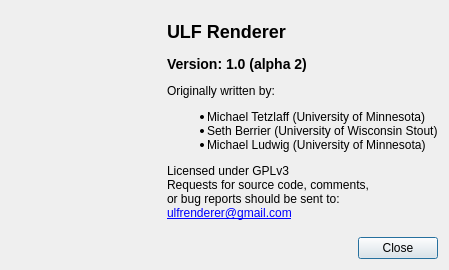
This is Java/ReflectanceAcquisition/qtForms/ULFRendererAbout.ui in michaelt919/Kintsugi3DBuilder as Qt 5 draws it before an edit. The edited form follows.
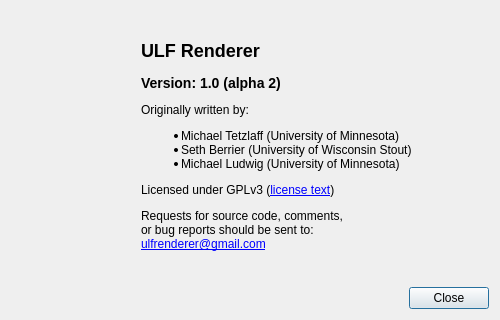
This is the edited form. Icons and pictures are not drawn.

Commit message: Adjusting icons so they can be used as image resources, lots of updates to help system, about dialog loads image now.

```diff
--- a/Java/ReflectanceAcquisition/qtForms/ULFRendererAbout.ui
+++ b/Java/ReflectanceAcquisition/qtForms/ULFRendererAbout.ui
@@ -6,20 +6,20 @@
    <rect>
     <x>0</x>
     <y>0</y>
-    <width>449</width>
-    <height>270</height>
+    <width>500</width>
+    <height>320</height>
    </rect>
   </property>
   <property name="minimumSize">
    <size>
-    <width>449</width>
-    <height>270</height>
+    <width>500</width>
+    <height>320</height>
    </size>
   </property>
   <property name="maximumSize">
    <size>
-    <width>449</width>
-    <height>270</height>
+    <width>500</width>
+    <height>320</height>
    </size>
   </property>
   <property name="windowTitle">
@@ -32,14 +32,67 @@
       <number>10</number>
      </property>
      <item>
-      <widget class="QLabel" name="iconLabel">
-       <property name="text">
-        <string/>
+      <layout class="QVBoxLayout" name="verticalLayout_2">
+       <property name="leftMargin">
+        <number>0</number>
        </property>
-      </widget>
+       <item>
+        <widget class="QLabel" name="iconLabel">
+         <property name="sizePolicy">
+          <sizepolicy hsizetype="Fixed" vsizetype="Fixed">
+           <horstretch>0</horstretch>
+           <verstretch>0</verstretch>
+          </sizepolicy>
+         </property>
+         <property name="minimumSize">
+          <size>
+           <width>120</width>
+           <height>120</height>
+          </size>
+         </property>
+         <property name="maximumSize">
+          <size>
+           <width>120</width>
+           <height>120</height>
+          </size>
+         </property>
+         <property name="text">
+          <string/>
+         </property>
+         <property name="pixmap">
+          <pixmap>../icons/icon.png</pixmap>
+         </property>
+         <property name="scaledContents">
+          <bool>true</bool>
+         </property>
+         <property name="alignment">
+          <set>Qt::AlignLeading|Qt::AlignLeft|Qt::AlignVCenter</set>
+         </property>
+        </widget>
+       </item>
+       <item>
+        <spacer name="verticalSpacer">
+         <property name="orientation">
+          <enum>Qt::Vertical</enum>
+         </property>
+         <property name="sizeHint" stdset="0">
+          <size>
+           <width>20</width>
+           <height>40</height>
+          </size>
+         </property>
+        </spacer>
+       </item>
+      </layout>
      </item>
      <item>
       <widget class="QLabel" name="textLabel">
+       <property name="sizePolicy">
+        <sizepolicy hsizetype="Expanding" vsizetype="Preferred">
+         <horstretch>0</horstretch>
+         <verstretch>0</verstretch>
+        </sizepolicy>
+       </property>
        <property name="text">
         <string>&lt;html&gt;&lt;body&gt;
 &lt;h2&gt;ULF Renderer&lt;/h2&gt;
@@ -51,8 +104,8 @@
 &lt;li&gt;Michael Ludwig (University of Minnesota)&lt;/li&gt;
 &lt;/p&gt;
 
-&lt;p&gt;Licensed under GPLv3&lt;br/&gt;
-Requests for source code, comments,&lt;br/&gt;or bug reports should be sent to:&lt;br/&gt;
+&lt;p&gt;Licensed under GPLv3 (&lt;a href=&quot;http://www.gnu.org/licenses/gpl-3.0.html&quot;&gt;license text&lt;/a&gt;)&lt;/p&gt;
+&lt;p&gt;Requests for source code, comments,&lt;br/&gt;or bug reports should be sent to:&lt;br/&gt;
 &lt;a href=&quot;mailto:ulfrenderer@gmail.com&quot;&gt;ulfrenderer@gmail.com&lt;/a&gt;&lt;/p&gt;
 &lt;/body&gt;&lt;/html&gt;</string>
        </property>
```
The commit also changes 23 other files.
